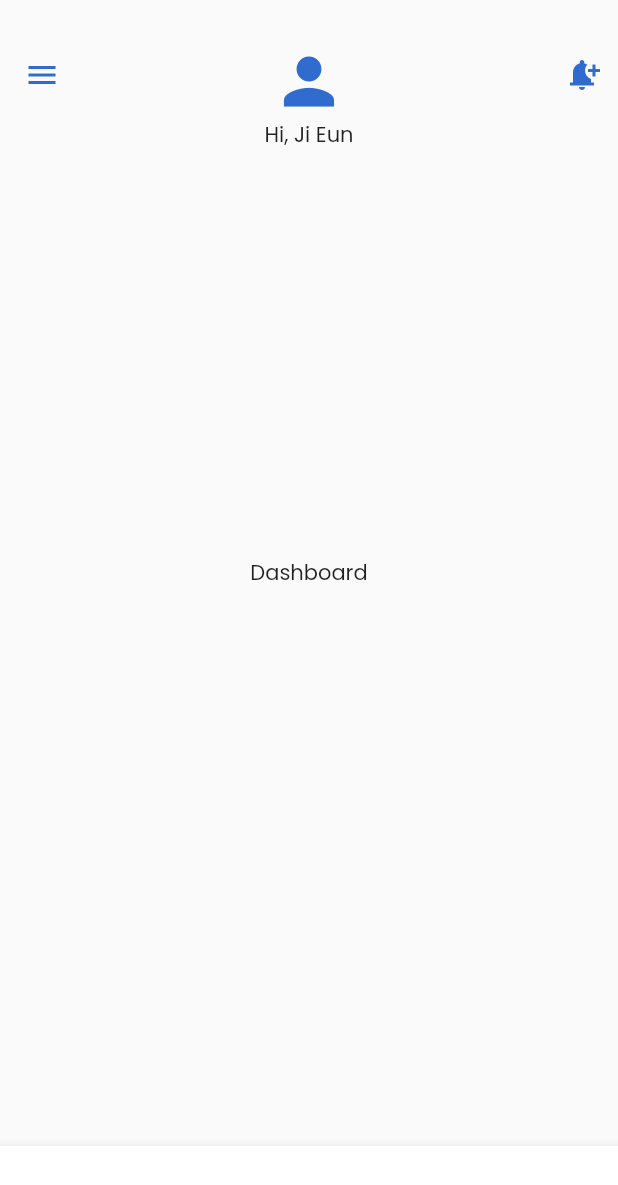
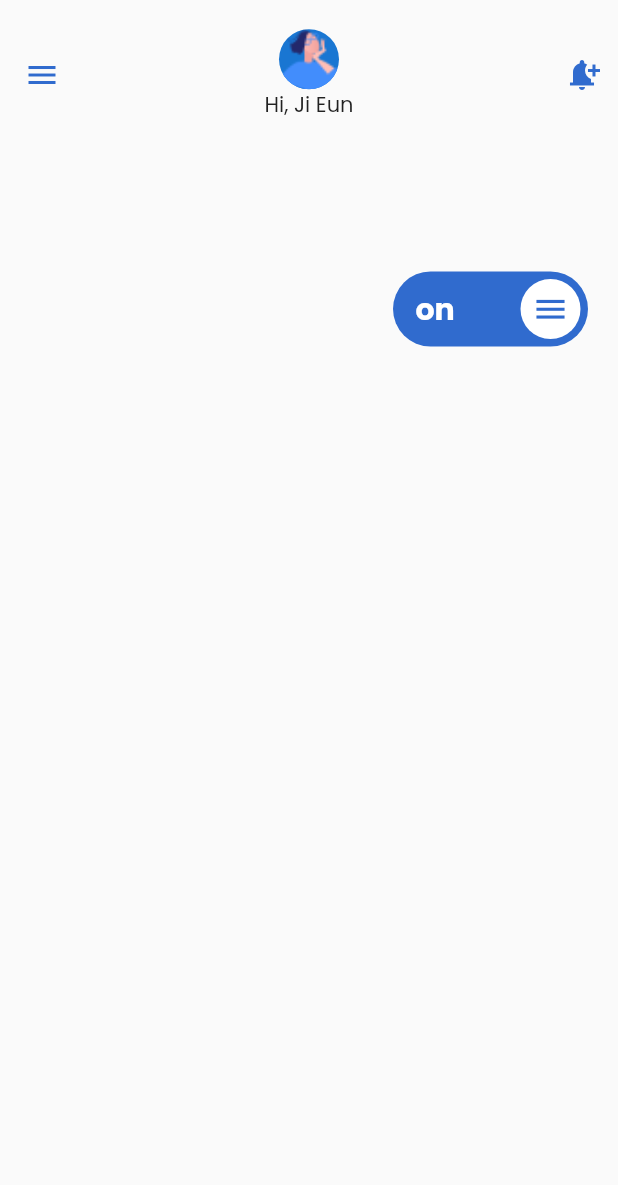
Before and after one commit to infolution-gsc/schealth, a Flutter app: the screen it shows after launch, on a phone screen of 412 x 824 dp. Shown: the top 1185 px of the screen. Run offline on Flutter 3.47's test engine with Material 2 defaults, Android fonts, the light colour scheme and no system bars; drawn by our look-alikes of lite_rolling_switch; our stand-ins replace firebase_auth, firebase_core, google_fonts; accounts and stored records are empty.

Commit message:
feat dashboard

```diff
--- a/lib/page/dashboard.dart
+++ b/lib/page/dashboard.dart
@@ -1,10 +1,9 @@
 //Dashboard
-
-import 'dart:html';
 
 import 'package:flutter/foundation.dart';
 import 'package:flutter/material.dart';
 import 'package:healthy_planner/theme.dart';
+import 'package:lite_rolling_switch/lite_rolling_switch.dart';
 
 class Dashboard extends StatefulWidget {
   const Dashboard({Key? key}) : super(key: key);
@@ -26,12 +25,8 @@ class _DashboardState extends State<Dashboard> {
           color: Colors.transparent,
           elevation: 0,
           child: Column(children: [
-            IconButton(
-              onPressed: () {},
-              icon: Icon(Icons.person),
-              color: blueColor,
-              padding: EdgeInsets.only(top: 30),
-              iconSize: 50,
+            CircleAvatar(
+              backgroundImage: AssetImage('assets/illustration/student.png'),
             ),
             Text("Hi, Ji Eun"),
           ]),
@@ -40,7 +35,7 @@ class _DashboardState extends State<Dashboard> {
         actions: <Widget>[
           IconButton(
             onPressed: () {},
-            icon: Icon(Icons.notification_add),
+            icon: const Icon(Icons.notification_add),
             color: blueColor,
           )
         ],
@@ -48,20 +43,32 @@ class _DashboardState extends State<Dashboard> {
           onPressed: () {},
           icon: IconButton(
             onPressed: () {},
-            icon: Icon(Icons.menu),
+            icon: const Icon(Icons.menu),
             color: blueColor,
           ),
         ),
       ),
-      body: Center(
-        child: Text('Dashboard'),
-      ),
-      bottomNavigationBar: BottomAppBar(
-        child: Container(
-            height: 60,
-            child: Row(
-              mainAxisAlignment: MainAxisAlignment.spaceBetween,
-            )),
+      body: Container(
+        width: MediaQuery.of(context).size.width,
+        height: MediaQuery.of(context).size.width,
+        color: Colors.transparent,
+        child: Row(mainAxisAlignment: MainAxisAlignment.end, children: <Widget>[
+          Padding(
+              padding: EdgeInsets.only(right: 20.0),
+              child: LiteRollingSwitch(
+                value: true,
+                colorOn: blueColor,
+                colorOff: lightBlueColor,
+                iconOn: Icons.menu,
+                iconOff: Icons.volume_up,
+                textSize: 20,
+                textOn: "on",
+                textOff: "off",
+                onChanged: (bool position) {
+                  print("the button $position");
+                },
+              ))
+        ]),
       ),
     );
   }
--- a/lib/theme.dart
+++ b/lib/theme.dart
@@ -1,3 +1,4 @@
 import 'package:flutter/material.dart';
 
 Color blueColor = const Color(0xff306BCE);
+Color lightBlueColor = const Color(0xffD8E6FD);
--- a/pubspec.yaml
+++ b/pubspec.yaml
@@ -31,6 +31,7 @@ dependencies:
   flutter:
     sdk: flutter
   google_fonts: ^2.1.0
+  lite_rolling_switch: ^0.1.1
 
 
   # The following adds the Cupertino Icons font to your application.
@@ -69,6 +70,7 @@ flutter:
   assets:
     - assets/illustration/login.png
     - assets/logo/google.png
+    - assets/illustration/student.png
 
   # An image asset can refer to one or more resolution-specific "variants", see
   # https://flutter.dev/assets-and-images/#resolution-aware
```
Also changed, not shown: assets/illustration/student.png (added), pubspec.lock.
